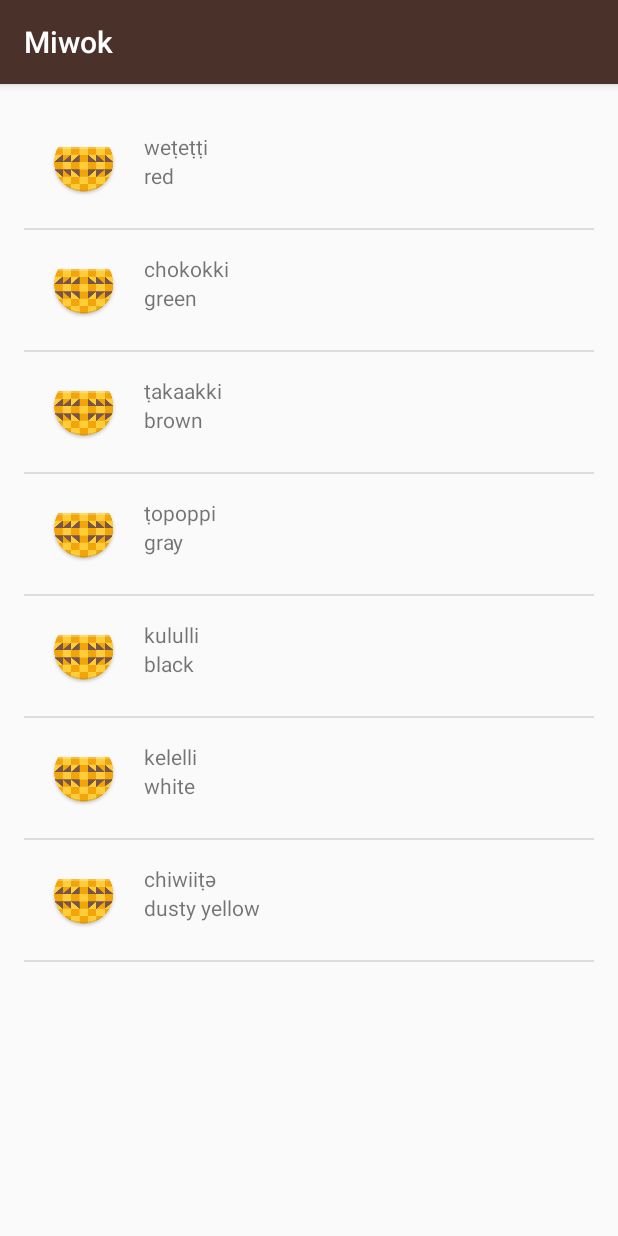
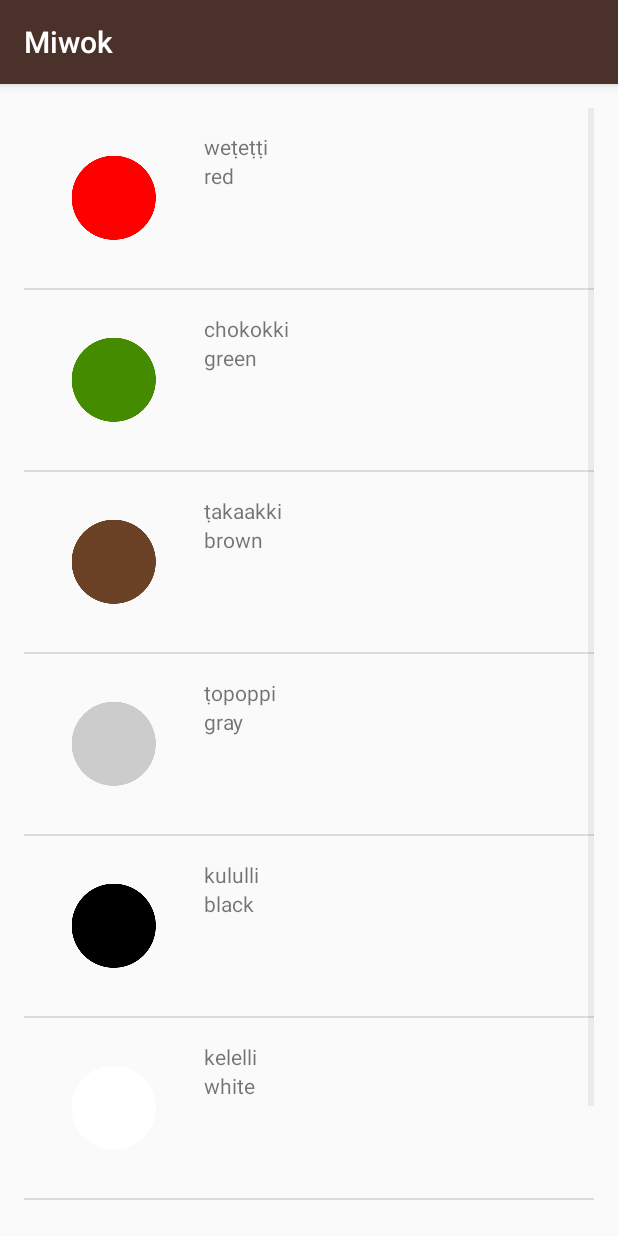
Before and after one commit to oaris/Miwok-App, an Android app: the ColorsActivity screen opened directly, with no data from a screen before it, on a phone screen of 412 x 824 dp. Run offline under Robolectric (Android 15) with nearby library versions, the phone set to English and light mode, and no system bars.

Commit message:
Adds imageView to the word adapter; sets view to proper image resource; removes unnecessary import statements

```diff
--- a/app/src/main/java/com/example/android/miwok/WordAdapter.java
+++ b/app/src/main/java/com/example/android/miwok/WordAdapter.java
@@ -1,6 +1,6 @@
 package com.example.android.miwok;
 
-import android.app.Activity;
+
 import android.content.Context;
 import android.support.annotation.NonNull;
 import android.support.annotation.Nullable;
@@ -8,9 +8,9 @@
 import android.view.View;
 import android.view.ViewGroup;
 import android.widget.ArrayAdapter;
+import android.widget.ImageView;
 import android.widget.TextView;
 
-import java.util.ArrayList;
 import java.util.List;
 
 /**
@@ -37,12 +37,16 @@
         // Find the TextView in the list_item.xml layout with the ID numbers
         TextView miworkWordTextView = (TextView) listItemView.findViewById(R.id.miwok_text_view);
         TextView defaultWordTextView = (TextView) listItemView.findViewById(R.id.default_text_view);
+        ImageView imageView = (ImageView) listItemView.findViewById(R.id.icon_image_view);
 
         // set this text on the miwok TextView
         miworkWordTextView.setText(currentWordInList.getMiwokTranslation());
+
         // set this text on the default TextView
         defaultWordTextView.setText(currentWordInList.getDefaultTranslation());
 
+        // set this image on the default TextView
+        imageView.setImageResource(currentWordInList.getImageResourceId());
 
         return listItemView;
     }
```
